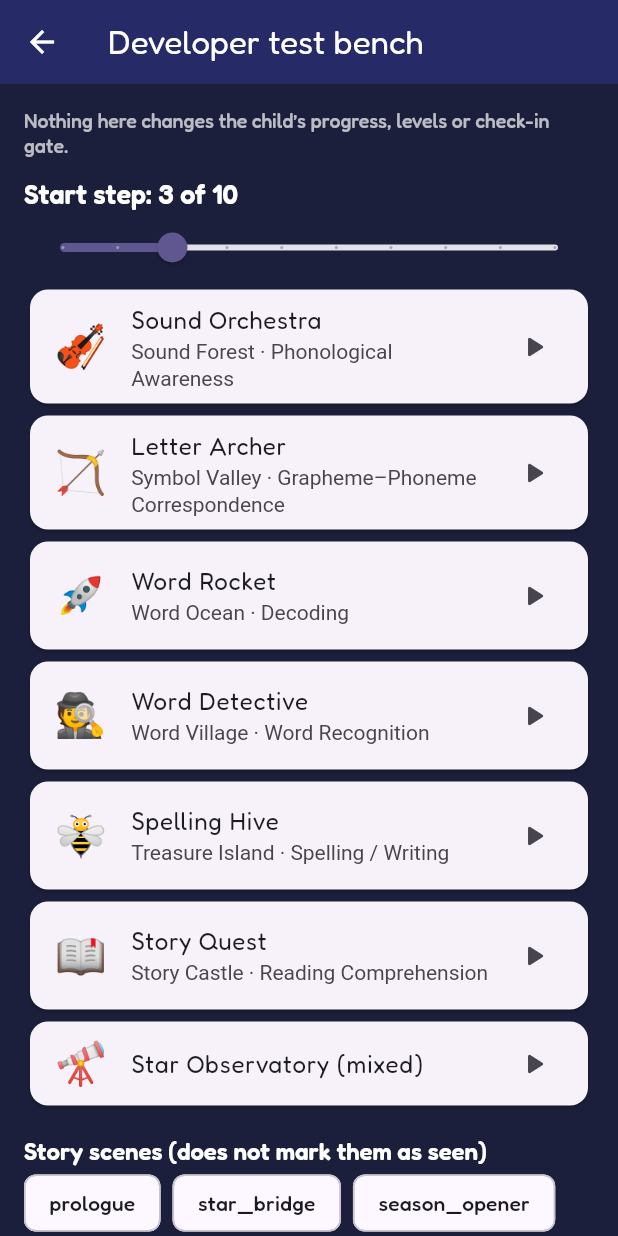
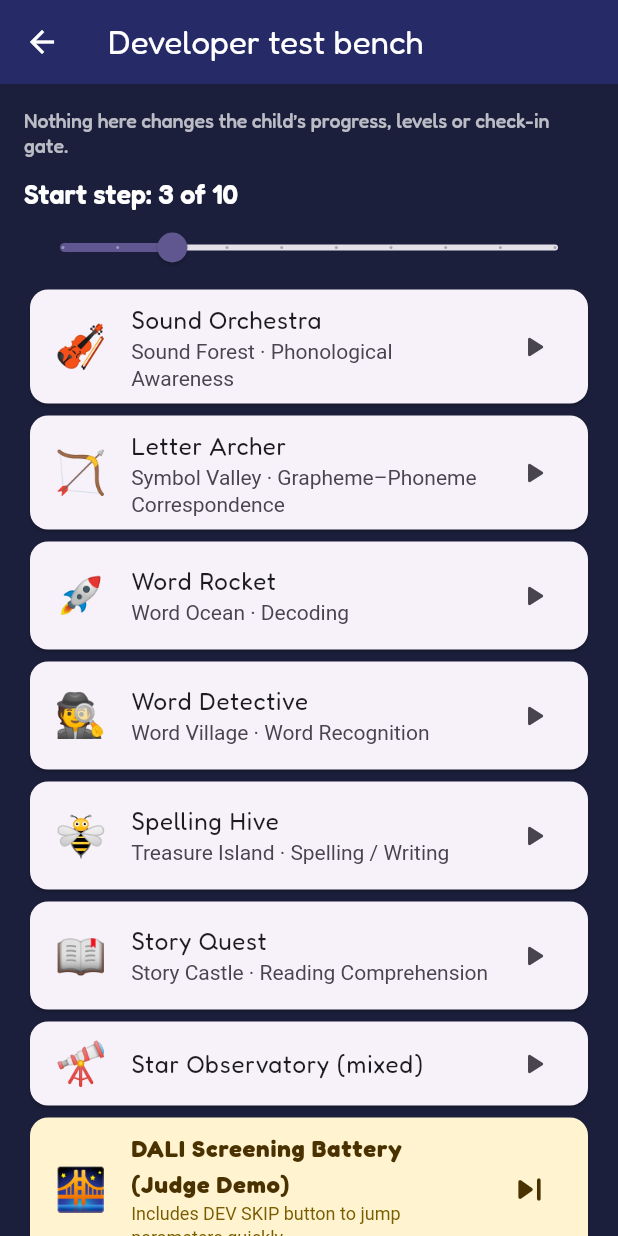
Before and after one commit to aryanjain281005/wordoo, a Flutter app: the DevPanel screen opened directly, on a phone screen of 412 x 824 dp. Run offline on Flutter 3.47's test engine with Material 3 defaults, Android fonts, the phone set to English and light mode, and no system bars; our stand-ins replace flutter_tts, shared_preferences, speech_to_text; missing offline and left inert: flame_audio; accounts and stored records are empty.

Commit message:
Add developer screening demo launcher with subtest skip button

```diff
--- a/lib/screens/dev_panel.dart
+++ b/lib/screens/dev_panel.dart
@@ -7,6 +7,7 @@ import '../engine/campaign.dart';
 import '../models/models.dart';
 import '../widgets/common.dart';
 import '../story/cutscene.dart';
+import '../screening/ui/screening_screen.dart';
 import 'game_screen.dart';
 
 /// Developer-only test bench (opened by long-pressing the Grown-up Dashboard title).
@@ -64,6 +65,16 @@ class _DevPanelState extends State<DevPanel> {
             onTap: () => _play(GameId.starObservatory, IslandId.observatory, Skill.values.toList()),
           ),
         ),
+        Card(
+          color: const Color(0xFFFFF3D0),
+          child: ListTile(
+            leading: const Text('🌉', style: TextStyle(fontSize: 28)),
+            title: const Text('DALI Screening Battery (Judge Demo)', style: TextStyle(fontWeight: FontWeight.bold, color: Color(0xFF4A3200))),
+            subtitle: const Text('Includes DEV SKIP button to jump parameters quickly', style: TextStyle(color: Color(0xFF7A5C00), fontSize: 12)),
+            trailing: const Icon(Icons.skip_next_rounded, color: Color(0xFF4A3200), size: 30),
+            onTap: () => Navigator.of(context).push(MaterialPageRoute(builder: (_) => const ScreeningScreen(isDev: true))),
+          ),
+        ),
         const SizedBox(height: 16),
         Text('Story scenes (does not mark them as seen)', style: ts(16, color: Colors.white, w: FontWeight.w600)),
         Wrap(spacing: 8, children: [
```
Also changed, not shown: lib/screening/ui/screening_screen.dart (+30 -2 lines).
